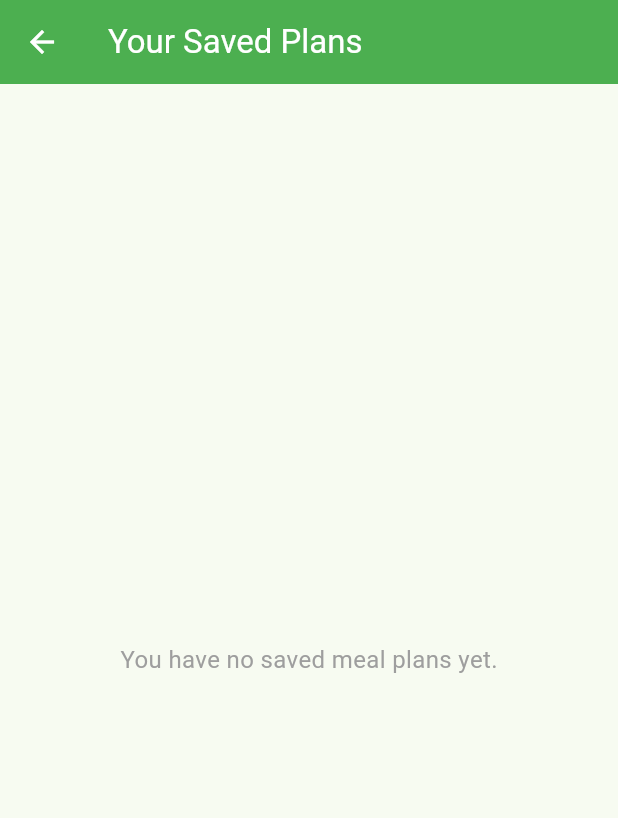
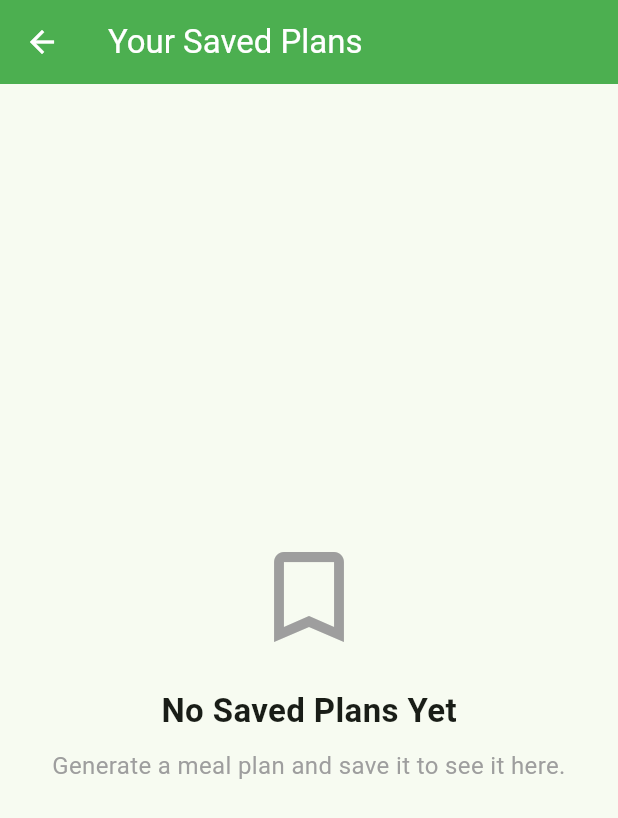
Before and after one commit to rakshitDarji007/BiteRight_Andriod_APP, a Flutter app: the ProfileScreen screen opened directly, on a phone screen of 412 x 824 dp. Shown: the top 818 px of the screen. Run offline on Flutter 3.47's test engine with Material 3 defaults, Android fonts, the phone set to English and light mode, and no system bars; our stand-ins replace flutter_dotenv, supabase_flutter; accounts and stored records are empty.

Commit message:
added functionality, able to delete the saved meal plans

```diff
--- a/biteright/lib/profile_screen.dart
+++ b/biteright/lib/profile_screen.dart
@@ -12,7 +12,7 @@ class ProfileScreen extends StatefulWidget {
 }
 
 class _ProfileScreenState extends State<ProfileScreen> {
-  late final Future<List<Map<String, dynamic>>> _mealPlansFuture;
+  late Future<List<Map<String, dynamic>>> _mealPlansFuture;
 
   @override
   void initState() {
@@ -31,6 +31,57 @@ class _ProfileScreenState extends State<ProfileScreen> {
         .eq('user_id', user.id)
         .order('created_at', ascending: false);
     return List<Map<String, dynamic>>.from(response);
+  }
+
+  Future<void> _deleteMealPlan(int planId) async {
+    try {
+      await supabase.from('meal_plans').delete().eq('id', planId);
+      if (mounted) {
+        ScaffoldMessenger.of(context).showSnackBar(
+          const SnackBar(content: Text('Plan deleted successfully!')),
+        );
+        // Refresh the list after deletion
+        setState(() {
+          _mealPlansFuture = _fetchMealPlans();
+        });
+      }
+    } catch (error) {
+      if (mounted) {
+        ScaffoldMessenger.of(context).showSnackBar(
+          SnackBar(
+            content: Text('Failed to delete plan: $error'),
+            backgroundColor: Theme.of(context).colorScheme.error,
+          ),
+        );
+      }
+    }
+  }
+
+  void _confirmDelete(int planId) {
+    showDialog(
+      context: context,
+      builder: (BuildContext context) {
+        return AlertDialog(
+          title: const Text('Confirm Deletion'),
+          content: const Text('Are you sure you want to delete this meal plan?'),
+          actions: <Widget>[
+            TextButton(
+              child: const Text('Cancel'),
+              onPressed: () {
+                Navigator.of(context).pop();
+              },
+            ),
+            TextButton(
+              child: const Text('Delete'),
+              onPressed: () {
+                Navigator.of(context).pop();
+                _deleteMealPlan(planId);
+              },
+            ),
+          ],
+        );
+      },
+    );
   }
 
   @override
@@ -52,10 +103,33 @@ class _ProfileScreenState extends State<ProfileScreen> {
           }
           final mealPlans = snapshot.data;
           if (mealPlans == null || mealPlans.isEmpty) {
-            return const Center(
-              child: Text(
-                'You have no saved meal plans yet.',
-                style: TextStyle(fontSize: 16, color: Colors.grey),
+            return Center(
+              child: Padding(
+                padding: const EdgeInsets.all(24.0),
+                child: Column(
+                  mainAxisAlignment: MainAxisAlignment.center,
+                  children: [
+                    const Icon(
+                      Icons.bookmark_border,
+                      size: 80,
+                      color: Colors.grey,
+                    ),
+                    const SizedBox(height: 20),
+                    const Text(
+                      'No Saved Plans Yet',
+                      style: TextStyle(
+                        fontSize: 22,
+                        fontWeight: FontWeight.bold,
+                      ),
+                    ),
+                    const SizedBox(height: 10),
+                    const Text(
+                      'Generate a meal plan and save it to see it here.',
+                      textAlign: TextAlign.center,
+                      style: TextStyle(fontSize: 16, color: Colors.grey),
+                    ),
+                  ],
+                ),
               ),
             );
           }
@@ -64,6 +138,7 @@ class _ProfileScreenState extends State<ProfileScreen> {
             itemCount: mealPlans.length,
             itemBuilder: (context, index) {
               final plan = mealPlans[index];
+              final planId = plan['id'] as int;
               final goal = plan['goal'] as String;
               final restrictions =
                   List<String>.from(plan['dietary_restrictions'] ?? []);
@@ -73,7 +148,11 @@ class _ProfileScreenState extends State<ProfileScreen> {
                 child: ListTile(
                   title: Text(goal),
                   subtitle: Text(restrictions.join(', ')),
-                  trailing: const Icon(Icons.arrow_forward_ios),
+                  trailing: IconButton(
+                    icon: const Icon(Icons.delete_outline, color: Colors.red),
+                    onPressed: () => _confirmDelete(planId),
+                    tooltip: 'Delete Plan',
+                  ),
                   onTap: () {
                     Navigator.of(context).push(
                       MaterialPageRoute(
@@ -81,6 +160,7 @@ class _ProfileScreenState extends State<ProfileScreen> {
                           mealPlanJson: jsonEncode(plan['plan_content']),
                           goal: goal,
                           restrictions: restrictions,
+                          isFromSavedPlans: true,
                         ),
                       ),
                     );
```
